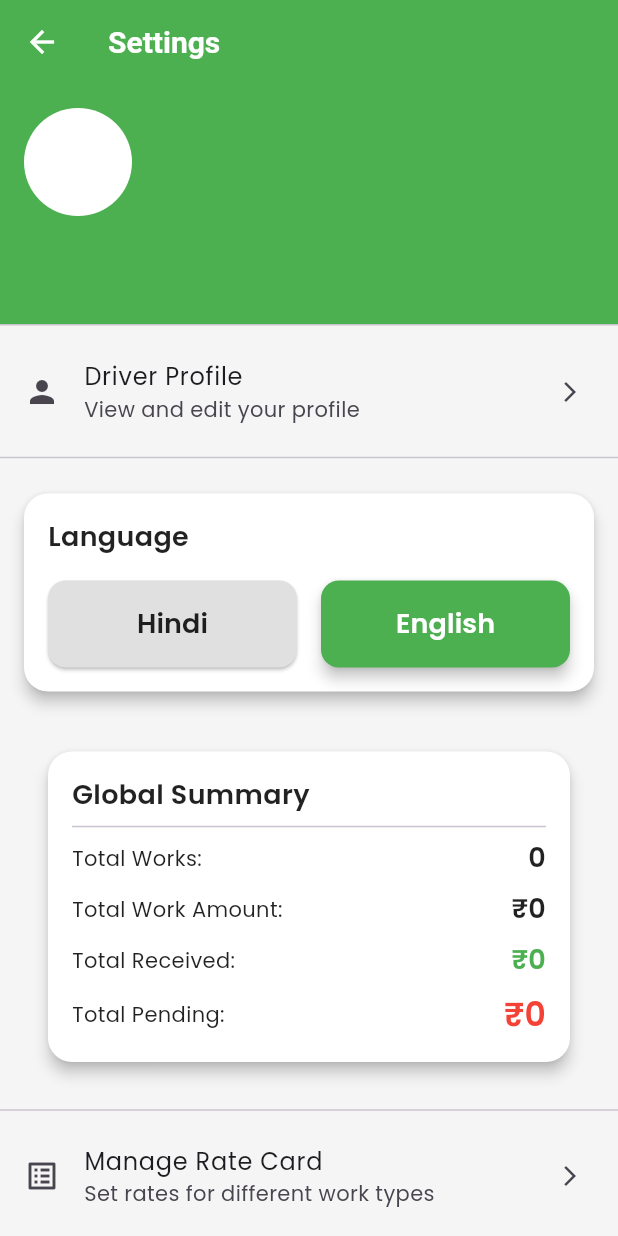
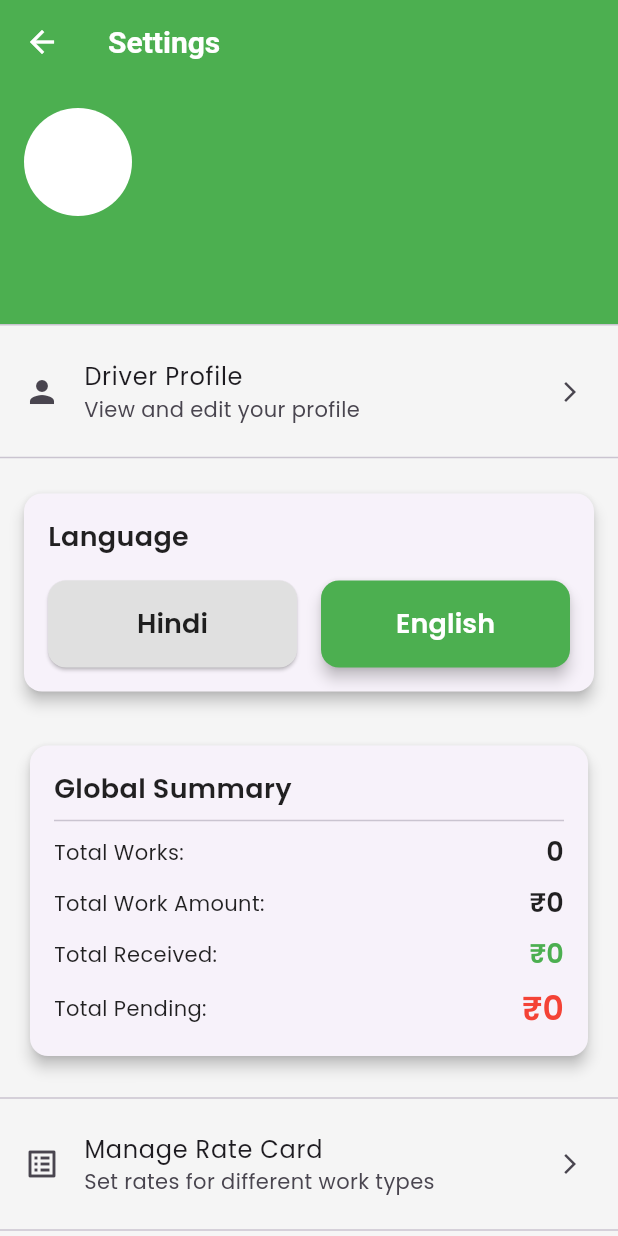
Before and after one commit to gauravr13/Tractor-Khata, a Flutter app: the SettingsScreen screen opened by its route, after a tap on "अंग्रेज़ी", on a phone screen of 412 x 824 dp. Run offline on Flutter 3.47's test engine with Material 3 defaults, Android fonts, the phone set to English and light mode, and no system bars; our stand-ins replace drift, firebase_auth, firebase_core, google_fonts, google_sign_in, image_picker and 1 more; accounts and stored records are empty; generated files the repository leaves out were written again.

Commit message:
Fix build errors: Restore missing imports in main.dart and localization_service.dart, fix typo in time_picker_popup.dart

```diff
--- a/lib/main.dart
+++ b/lib/main.dart
@@ -1,15 +1,15 @@
-/// =============================================================================
-/// PROJECT: Tractor Khata
-/// FILE: main.dart
-/// DESCRIPTION:
-/// This is the entry point of the Tractor Khata application.
-/// It handles:
-/// 1. App Initialization (Firebase, SharedPreferences, Database)
-/// 2. Provider Setup (State Management)
-/// 3. Theme Configuration (Material 3, Google Fonts)
-/// 4. Localization Setup (Hindi & English)
-/// 5. Navigation & Routing
-/// =============================================================================
+// =============================================================================
+// PROJECT: Tractor Khata
+// FILE: main.dart
+// DESCRIPTION:
+// This is the entry point of the Tractor Khata application.
+// It handles:
+// 1. App Initialization (Firebase, SharedPreferences, Database)
+// 2. Provider Setup (State Management)
+// 3. Theme Configuration (Material 3, Google Fonts)
+// 4. Localization Setup (Hindi & English)
+// 5. Navigation & Routing
+// =============================================================================
 
 import 'package:firebase_core/firebase_core.dart';
 import 'package:flutter/material.dart';
@@ -27,13 +27,11 @@ import 'providers/auth_provider.dart';
 import 'providers/farmer_provider.dart';
 import 'providers/work_provider.dart';
 import 'providers/driver_provider.dart';
+import 'services/localization_service.dart';
 
 // --- Repository Imports ---
 import 'repositories/farmer_repository.dart';
 import 'repositories/work_repository.dart';
-
-// --- Service Imports ---
-import 'services/localization_service.dart';
 
 // --- Screen Imports ---
 import 'screens/login_screen.dart';
@@ -170,12 +168,12 @@ class TractorKhataApp extends StatelessWidget {
             ),
 
             // Card Theme
-            cardTheme: CardTheme(
-              elevation: 2,
-              shape: RoundedRectangleBorder(borderRadius: BorderRadius.circular(16)),
-              color: Colors.white,
-              margin: const EdgeInsets.symmetric(vertical: 8, horizontal: 16),
-            ),
+            // cardTheme: CardTheme(
+            //   elevation: 2,
+            //   shape: RoundedRectangleBorder(borderRadius: BorderRadius.circular(16)),
+            //   color: Colors.white,
+            //   margin: const EdgeInsets.symmetric(vertical: 8, horizontal: 16),
+            // ),
 
             // Input Decoration Theme (Text Fields)
             inputDecorationTheme: InputDecorationTheme(
```
Also changed, not shown: lib/database/database.dart (+10 -10 lines), lib/database/tables.dart (+11 -11 lines), lib/providers/auth_provider.dart (+10 -10 lines), lib/providers/driver_provider.dart (+9 -9 lines), lib/providers/farmer_provider.dart (+8 -8 lines), lib/providers/work_provider.dart (+10 -10 lines), lib/repositories/farmer_repository.dart (+7 -7 lines), lib/repositories/work_repository.dart (+9 -9 lines), lib/screens/login_screen.dart (+7 -7 lines), lib/services/localization_service.dart (+10 -10 lines), lib/widgets/time_picker_popup.dart (+11 -11 lines), lib/database/database.g.dart.
